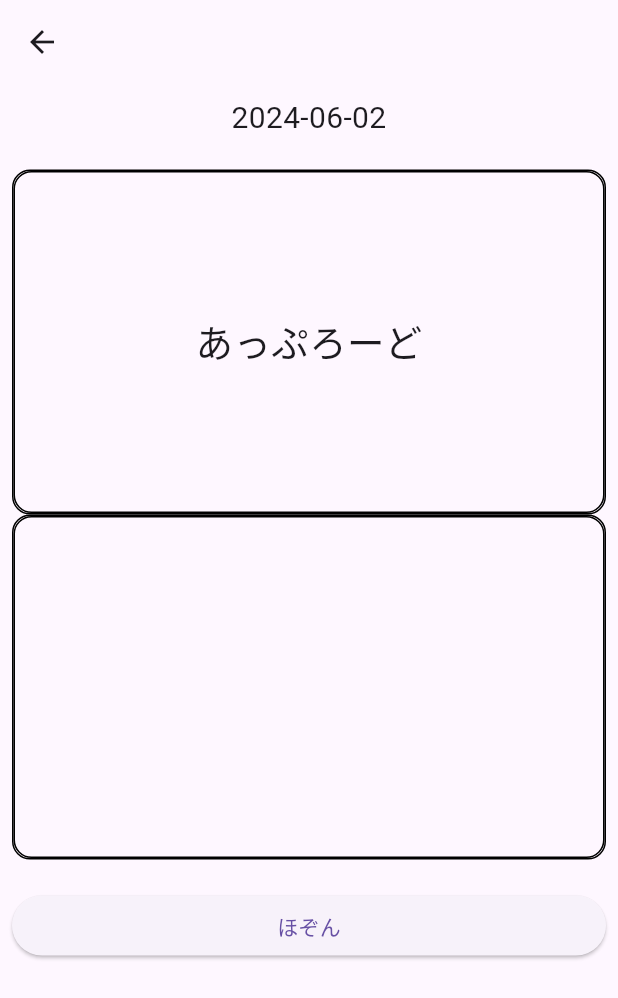
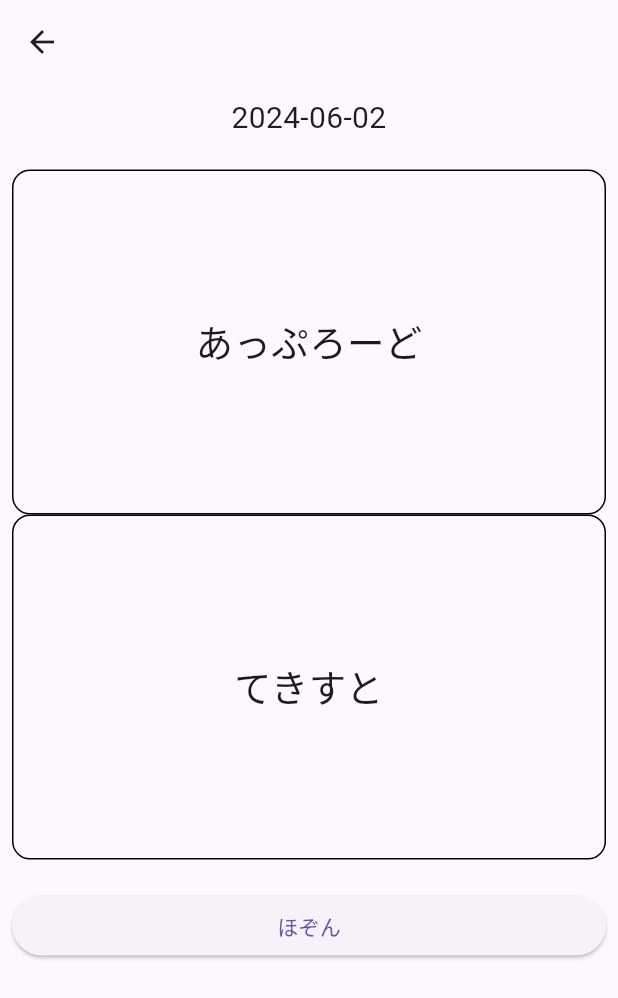
Before and after one commit to I-Shizu/fight_app2, a Flutter app: the NewPostPage screen opened directly, on a phone screen of 412 x 824 dp. Shown: the top 998 px of the screen. Run offline on Flutter 3.47's test engine with Material 3 defaults, Android fonts, the phone set to English and light mode, and no system bars; our stand-ins replace cloud_firestore, firebase_auth, firebase_core, firebase_storage, google_fonts, google_sign_in and 2 more; accounts and stored records are empty.

Commit message:
テキスト入力の変更

```diff
--- a/lib/Page/new_post_page.dart
+++ b/lib/Page/new_post_page.dart
@@ -17,7 +17,7 @@ class NewPostPage extends StatefulWidget {
 
 class _NewPostPageState extends State<NewPostPage> {
 
-  final TextEditingController _textController = TextEditingController();
+  final TextEditingController _textController = TextEditingController(text: '');
   final DateTime _postTime = DateTime.now();
   final formatter = DateFormat('yyyy-MM-dd');
   String? _imageUrl;
@@ -102,25 +102,12 @@ class _NewPostPageState extends State<NewPostPage> {
                         },
                       );
                     },
-                    child: Container(//入力されたテキストを表示
-                      width: double.infinity,
-                      height: 230,
-                      decoration: BoxDecoration(
-                        border: Border.all(color: Colors.black),
-                        borderRadius: BorderRadius.circular(12),
-                      ),
-                      child: Text(
-                        _textController.text,
-                        style: const TextStyle(
-                          fontSize: 25,
-                        ),
-                      ),
-                    ),
+                    child: showText(),//入力したテキストの表示
                   ),
                 ),
               ],
             ),
-            const SizedBox(height: 20,),
+            const SizedBox(height: 20),
             ElevatedButton(//保存ボタン
               onPressed: () async {
                 if (_textController.text.isNotEmpty && _imageUrl != null) {
@@ -187,25 +174,12 @@ class _NewPostPageState extends State<NewPostPage> {
   Widget showImage() {
     if(_imageUrl != null){
       return Container(
-        width: double.infinity,
-        height: 230,
-        decoration: BoxDecoration(
-          border: Border.all(color: Colors.black),
-          borderRadius: BorderRadius.circular(13),
-        ),
-        child: FittedBox(
-          fit: BoxFit.fill,
-          child: Image.network(_imageUrl!)
-        ),
+        margin: const EdgeInsets.all(5),
+        child: Image.network(_imageUrl!),
       );
     } else {
       return Container(
-        width: double.infinity,
-        height: 230,
-        decoration: BoxDecoration(
-          border: Border.all(color: Colors.black),
-          borderRadius: BorderRadius.circular(12),
-        ),
+        margin: const EdgeInsets.all(5),
         child: const Center(
           child: Text(
             'あっぷろーど',
@@ -217,4 +191,27 @@ class _NewPostPageState extends State<NewPostPage> {
       );
     }
   }
+
+  Widget showText() {
+    if(_textController.text != ''){
+      return Container(//入力されたテキストを表示
+        margin: const EdgeInsets.all(10),
+        child: Text(
+          _textController.text,
+          style: TextStyle(
+            fontSize: 25,
+          ),
+        ),
+      );
+    } else {
+      return Center(
+        child: Text(
+          'てきすと',
+          style: TextStyle(
+            fontSize: 25,
+          ),
+        ),
+      );
+    }
+  }
 }
```
